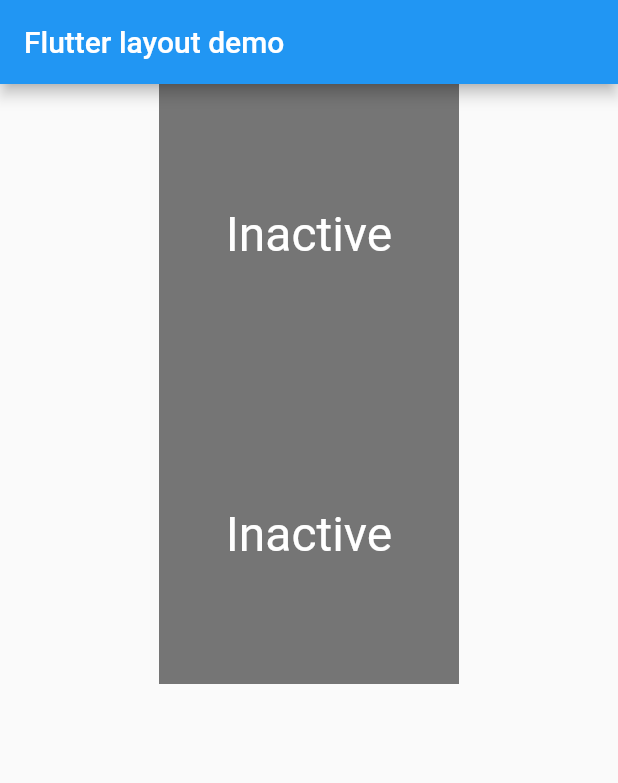
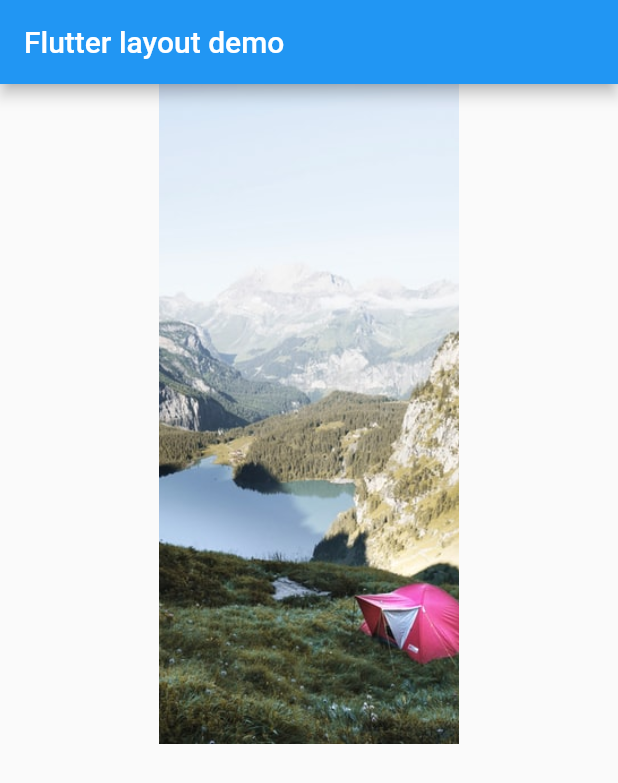
Before and after one commit to leeyw19837/flutter_layout_app, a Flutter app: the screen it shows after launch, on a phone screen of 412 x 824 dp. Shown: the top 783 px of the screen. Run offline on Flutter 3.47's test engine with Material 2 defaults, Android fonts, the phone set to English and light mode, and no system bars.

Commit message:
test: loads image assets

```diff
--- a/lib/main.dart
+++ b/lib/main.dart
@@ -88,12 +88,21 @@ class MyApp extends StatelessWidget {
           body: Center(
             child: Column(
               children: <Widget>[
-                TapboxA(),
-                ParentWidget(),
+                Image(
+                  image: AssetImage(
+                      'images/photo.jpeg',
+                  ),
+                  width: 200,
+                  height: 440,
+                  fit: BoxFit.cover,
+                )
               ],
             ),
           ),
-        ));
+        ),
+
+    )
+    ;
   }
 
   Column _buildBottomColumn(Color color, IconData icon, String label) {
--- a/pubspec.yaml
+++ b/pubspec.yaml
@@ -72,3 +72,4 @@ flutter:
   # see https://flutter.dev/custom-fonts/#from-packages
   assets:
     - images/photo.jpeg
+    - lib/backgrounds/
```
Also changed, not shown: lib/backgrounds/0415-0.jpeg (added), lib/backgrounds/4.16-1.jpeg (added), lib/backgrounds/4.16-2.jpeg (added).
